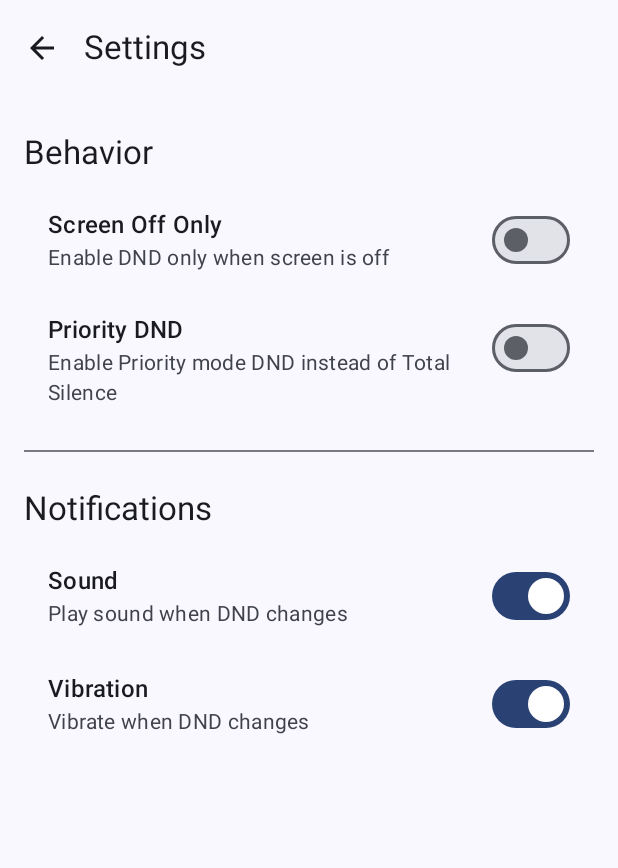
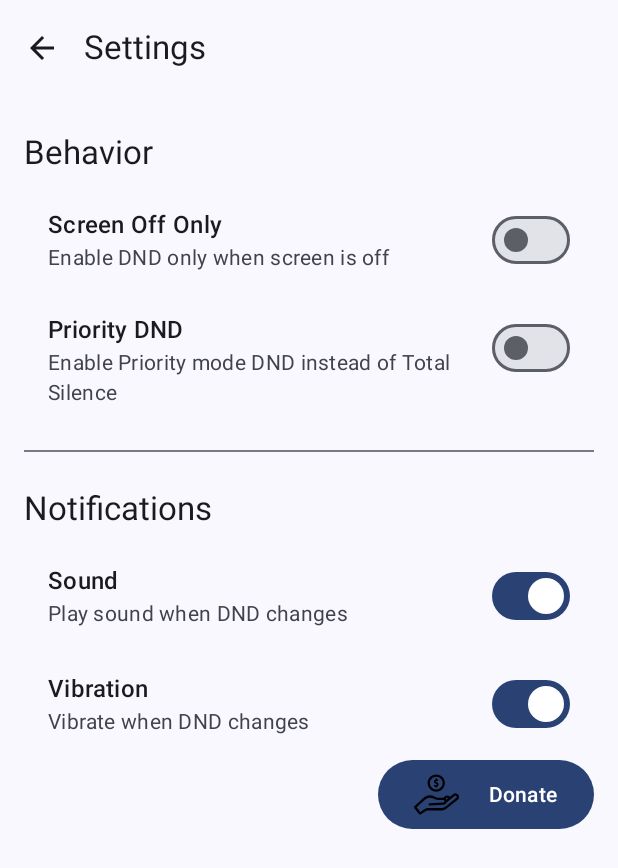
Before and after one commit to robinsrk/flip_2_dnd, an Android app built with Jetpack Compose: the SettingsScreen screen opened through its navigation route, on a phone screen of 412 x 824 dp. Shown: the top 868 px of the screen. Run offline under Robolectric (Android 15) with nearby library versions, the phone set to English and light mode, and no system bars; our stand-ins replace Dagger/Hilt's generated code; 10 statements that could not run were skipped.

Commit message:
updated donation system

```diff
--- a/app/src/main/java/dev/robin/flip_2_dnd/MainActivity.kt
+++ b/app/src/main/java/dev/robin/flip_2_dnd/MainActivity.kt
@@ -18,6 +18,7 @@ import androidx.navigation.compose.NavHost
 import androidx.navigation.compose.composable
 import androidx.navigation.compose.rememberNavController
 import dagger.hilt.android.AndroidEntryPoint
+import dev.robin.flip_2_dnd.presentation.donation.DonationScreen
 import dev.robin.flip_2_dnd.presentation.main.MainScreen
 import dev.robin.flip_2_dnd.presentation.main.MainViewModel
 import dev.robin.flip_2_dnd.presentation.settings.SettingsScreen
@@ -58,6 +59,14 @@ class MainActivity : ComponentActivity() {
 					}
 					composable("settings") {
 						SettingsScreen(
+							navController = navController,
+							onDonateClick = {
+								navController.navigate("donation")
+							}
+						)
+					}
+					composable("donation") {
+						DonationScreen(
 							navController = navController
 						)
 					}
--- a/app/src/main/java/dev/robin/flip_2_dnd/presentation/settings/SettingsScreen.kt
+++ b/app/src/main/java/dev/robin/flip_2_dnd/presentation/settings/SettingsScreen.kt
@@ -1,8 +1,28 @@
 package dev.robin.flip_2_dnd.presentation.settings
 
-import androidx.compose.foundation.layout.*
-import androidx.compose.material3.*
-import androidx.compose.runtime.*
+import androidx.compose.foundation.Image
+import androidx.compose.foundation.layout.Arrangement
+import androidx.compose.foundation.layout.Column
+import androidx.compose.foundation.layout.Row
+import androidx.compose.foundation.layout.Spacer
+import androidx.compose.foundation.layout.fillMaxSize
+import androidx.compose.foundation.layout.fillMaxWidth
+import androidx.compose.foundation.layout.padding
+import androidx.compose.foundation.layout.width
+import androidx.compose.material3.Button
+import androidx.compose.material3.Divider
+import androidx.compose.material3.ExperimentalMaterial3Api
+import androidx.compose.material3.Icon
+import androidx.compose.material3.IconButton
+import androidx.compose.material3.ListItem
+import androidx.compose.material3.MaterialTheme
+import androidx.compose.material3.Scaffold
+import androidx.compose.material3.Switch
+import androidx.compose.material3.Text
+import androidx.compose.material3.TopAppBar
+import androidx.compose.runtime.Composable
+import androidx.compose.runtime.collectAsState
+import androidx.compose.runtime.getValue
 import androidx.compose.ui.Alignment
 import androidx.compose.ui.Modifier
 import androidx.compose.ui.res.painterResource
@@ -15,7 +35,8 @@ import dev.robin.flip_2_dnd.R
 @Composable
 fun SettingsScreen(
 	viewModel: SettingsViewModel = hiltViewModel(),
-    navController: NavController? = null
+	navController: NavController? = null,
+	onDonateClick: () -> Unit
 ) {
 	val soundEnabled by viewModel.soundEnabled.collectAsState()
 	val vibrationEnabled by viewModel.vibrationEnabled.collectAsState()
@@ -90,6 +111,19 @@ fun SettingsScreen(
 					onCheckedChange = { viewModel.setVibrationEnabled(it) }
 				)
 			}
+			Row(horizontalArrangement = Arrangement.End, modifier = Modifier.fillMaxWidth()) {
+				Button(onClick = onDonateClick) {
+					Row(verticalAlignment = Alignment.CenterVertically) {
+						Image(
+							painter = painterResource(id = R.drawable.donation),
+							contentDescription = "Logo",
+							modifier = Modifier.width(30.dp)
+						)
+						Spacer(Modifier.width(20.dp))
+						Text("Donate")
+					}
+				}
+			}
 		}
 	}
 }
--- /dev/null
+++ b/app/src/main/res/drawable/donation.xml
@@ -0,0 +1,15 @@
+<vector xmlns:android="http://schemas.android.com/apk/res/android"
+    android:width="800dp"
+    android:height="800dp"
+    android:viewportWidth="300.35"
+    android:viewportHeight="300.35">
+  <path
+      android:pathData="M296.73,153.9c-3.61,-5.82 -9.55,-9.84 -16.3,-11.03c-6.75,-1.19 -13.7,0.56 -19.14,4.84l-21.38,17.13c-3.53,-3.75 -8.21,-6.31 -13.36,-7.22c-6.75,-1.19 -13.7,0.56 -19.1,4.8l-12.55,9.92h-32.24c-5.15,0 -10.3,-1.24 -14.89,-3.58l-11.49,-5.86c-9.68,-4.94 -20.54,-7.33 -31.39,-6.91c-15.05,0.58 -29.45,6.5 -40.55,16.67L2.45,229.33c-2.9,2.66 -3.28,7.09 -0.87,10.2l32.41,41.87c1.48,1.91 3.71,2.93 5.98,2.93c1.37,0 2.76,-0.37 4,-1.15l38.97,-24.37c2.78,-1.74 5.97,-2.65 9.25,-2.65h90.43c12.84,0 25.44,-4.41 35.49,-12.41l73.14,-58.28C300.82,177.85 303.17,164.29 296.73,153.9zM216.81,174.29c2.03,-1.6 4.56,-2.24 7.11,-1.79c1.54,0.27 2.92,0.91 4.09,1.86l-12.65,10.13c-1.13,-2.11 -2.58,-4.02 -4.28,-5.67L216.81,174.29zM281.84,173.64l-73.15,58.28c-7.38,5.88 -16.63,9.12 -26.07,9.12H92.19c-6.11,0 -12.08,1.71 -17.27,4.95l-33.17,20.74L17.8,235.78l56.76,-51.97c8.47,-7.75 19.45,-12.27 30.92,-12.71c8.27,-0.32 16.55,1.5 23.93,5.27l11.49,5.86c6.71,3.42 14.23,5.23 21.76,5.23h32.5c4.28,0 7.76,3.48 7.76,7.76c0,4.11 -3.21,7.51 -7.31,7.74l-90.45,5.25c-4.17,0.24 -7.35,3.82 -7.11,7.99c0.24,4.17 3.8,7.35 7.99,7.11l90.45,-5.25c9.46,-0.55 17.32,-6.82 20.28,-15.32l53.92,-43.19c2.04,-1.6 4.57,-2.24 7.11,-1.79c2.55,0.45 4.71,1.91 6.07,4.11C286.28,165.74 285.4,170.8 281.84,173.64z"
+      android:fillColor="#000000"/>
+  <path
+      android:pathData="M148.56,131.67c31.89,0 57.83,-25.94 57.83,-57.83s-25.94,-57.83 -57.83,-57.83S90.73,41.96 90.73,73.84S116.67,131.67 148.56,131.67zM148.56,31.14c23.55,0 42.71,19.16 42.71,42.71c0,23.55 -19.16,42.71 -42.71,42.71c-23.55,0 -42.71,-19.16 -42.71,-42.71C105.85,50.29 125.01,31.14 148.56,31.14z"
+      android:fillColor="#000000"/>
+  <path
+      android:pathData="M147.21,87.74c-2.24,0 -4.62,-0.55 -6.7,-1.54c-1.28,-0.61 -2.78,-0.65 -4.1,-0.1c-1.34,0.55 -2.39,1.66 -2.88,3.02l-0.2,0.57c-0.87,2.43 0.2,5.13 2.5,6.27c2.13,1.06 4.73,1.83 7.4,2.18v2.16c0,2.81 2.29,5.1 5.17,5.1c2.81,0 5.1,-2.29 5.1,-5.1v-2.76c6.71,-2.03 11.02,-7.54 11.02,-14.19c0,-9.16 -6.75,-13.09 -12.63,-15.48c-6.36,-2.63 -6.83,-3.78 -6.83,-5.23c0,-1.91 1.66,-3.06 4.45,-3.06c2.04,0 3.88,0.37 5.63,1.12c1.27,0.55 2.68,0.55 3.97,0.01c1.28,-0.54 2.3,-1.6 2.79,-2.9l0.2,-0.54c0.97,-2.56 -0.23,-5.41 -2.73,-6.49c-1.68,-0.72 -3.51,-1.23 -5.46,-1.51v-1.91c0,-2.81 -2.29,-5.1 -5.1,-5.1c-2.81,0 -5.1,2.29 -5.1,5.1v2.55c-6.51,1.97 -10.53,7.12 -10.53,13.56c0,8.42 6.76,12.21 13.34,14.79c5.58,2.26 6.05,4.06 6.05,5.57C152.57,86.72 149.69,87.74 147.21,87.74z"
+      android:fillColor="#000000"/>
+</vector>
```
Also changed, not shown: app/src/main/java/dev/robin/flip_2_dnd/presentation/donation/DonationScreen.kt (added, +152 -0 lines), 4 other files. Lines whose indentation alone changed are shown as unchanged.
